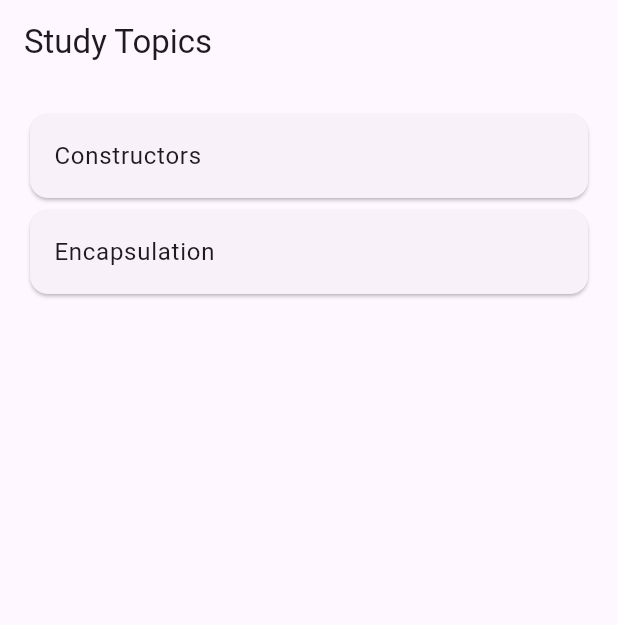
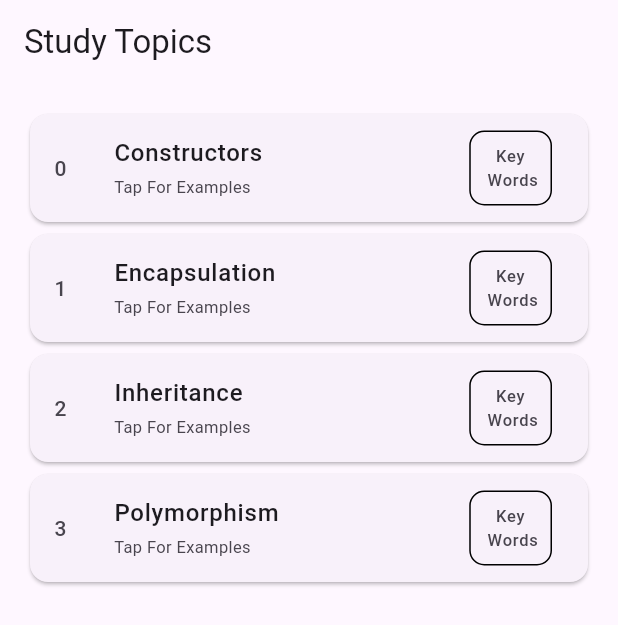
Before and after one commit to ashrf100/Dart_OOP, a Flutter app: the screen it shows after launch, on a phone screen of 412 x 824 dp. Shown: the top 625 px of the screen. Run offline on Flutter 3.47's test engine with Material 3 defaults, Android fonts, the phone set to English and light mode, and no system bars; missing offline and left inert: flutter_syntax_view.

Commit message:
2nd commit

```diff
--- a/lib/pages/encapsulation/Encapsulation_strings.dart
+++ b/lib/core/Encapsulation_strings.dart
@@ -1,7 +1,8 @@
-// ignore_for_file: public_member_api_docs, sort_constructors_first
+// const Map<String, List<String>> encapsulation = {"code": [], "title": []};
 
-const List<String> encapsulationCode = [
-  """class Person {
+const Map<String, dynamic> encapsulation = {
+  "code": [
+    """class Person {
 // **Encapsulation: Use underscore make  private
 // and provide public methods to access/modify them.
 // **Library Scope: Private variables & methods are accessible only
@@ -27,7 +28,7 @@ const List<String> encapsulationCode = [
   // Method to display person details
   void displayInfo() { print('Name: \$_name, Age: \$_age'); }
 } """,
-  """ void main() {
+    """ void main() {
 // main.dart seprated file
   var person = Person('John Doe', 25);
   person.displayInfo(); // Output: Name: John Doe, Age: 25
@@ -43,8 +44,19 @@ const List<String> encapsulationCode = [
   // print(person._name); // Error: The getter '_name' isn't defined for the class 'Person'.
   // person._age = 40; // Error: The setter '_age' isn't defined for the class 'Person'.
 }"""
-];
-const List<String> encapsulations = [
-  "Encapsulation person.dart seprated file ",
-  "Encapsulation main.dart seprated file ",
-];
+  ],
+  "title": [
+    "Encapsulation person.dart seprated file ",
+    "Encapsulation main.dart seprated file ",
+  ],
+  "keywords": {
+    "": [
+      "underscore",
+      "private Members",
+      "Library Scope",
+      "public getters ",
+      "public setters",
+      "access"
+    ],
+  }
+};
--- /dev/null
+++ b/lib/core/inheritance_strings.dart
@@ -0,0 +1,79 @@
+const Map<String, dynamic> inheritance = {
+  "code": [
+    """class Vehicle {
+  // Superclass properties Subclass
+  String make;
+  String model;
+  int year;
+  // Constructor to initialize properties
+  Vehicle(this.make, this.model, this.year);
+  // Superclass methods
+  void startEngine() {
+    print("Engine started");}
+  void stopEngine() {
+    print("Engine stopped"); }
+  void honk() {
+    print("Honk! Honk!"); }
+}
+// Car class inherits from Vehicle
+class Car extends Vehicle {
+  // Additional property for Car
+  int numberOfDoors;
+  // Constructor for Car
+  Car(String make, String model, int year, this.numberOfDoors)
+      : super(make, model, year);
+  void drive() {
+    print("Car is driving");}
+}
+// ElectricCar class inherits from Car
+class ElectricCar extends Car {
+  // Additional property for ElectricCar
+  int batteryCapacity;
+  // Constructor for ElectricCar
+  ElectricCar(String make, String model, int year, int numberOfDoors, this.batteryCapacity)
+      : super(make, model, year, numberOfDoors);
+
+  void chargeBattery() {
+    print("Battery is charging");}
+}
+ """,
+    """ void main() {
+  // Create an instance of ElectricCar
+  ElectricCar tesla = ElectricCar("Tesla", "Model S", 2022, 4, 100);
+  // Call inherited methods
+  tesla.startEngine();  // From Vehicle
+  tesla.drive();        // From Car
+  tesla.chargeBattery();// From ElectricCar
+  tesla.honk();         // From Vehicle
+  tesla.stopEngine();   // From Vehicle
+  // Print properties
+  print("Make: \${tesla.make}, Model: \${tesla.model}, Year: \${tesla.year}");
+  print("Doors: \${tesla.numberOfDoors}, Battery \${tesla.batteryCapacity} kWh");
+}
+// Key Points
+// Single Inheritance: Car inherits from Vehicle.
+// Multilevel Inheritance: ElectricCar inherits from Car, which inherits from Vehicle.
+// Method Inheritance: Methods are inherited from the superclass, allowing reuse of code.
+
+// Additional Notes
+// Extending a class: Use `extends` to create a subclass that inherits methods and properties.
+// Hierarchy: A subclass can itself be a superclass for another class.
+// Polymorphism: You can use a subclass wherever the superclass is expected.
+""",
+  ],
+  "title": [
+    "inheritance Superclass vs Subclass  ",
+    "inher , itance Key Points  ",
+  ],
+  "keywords": {
+    "": [
+      "Superclass",
+      "Subclass",
+      "inherits",
+      "properties",
+      "extends",
+      "Single Inheritance ",
+      "Multilevel Inheritance",
+    ],
+  }
+};
--- /dev/null
+++ b/lib/core/polymorphism_strings.dart
@@ -0,0 +1,45 @@
+const Map<String, dynamic> polymorphism = {
+  "code": [
+    """
+class Employee {
+  // Polymorphism is the ability of an object to take on many forms
+  //  overriding technique create method in subclass class
+  // that has the same name as the method in the superclass class.
+
+  void salary() {
+    print("Employee salary is \$1000.");
+  }
+}
+
+class Manager extends Employee {
+  @override
+  void salary() {
+    print("Manager salary is \$2000.");
+  }
+}
+
+class Developer extends Employee {
+  void salary() {
+    print("Developer salary is \$3000.");
+  }
+}
+
+void main() {
+  Manager manager = Manager();
+  Developer developer = Developer();
+
+  manager.salary(); //  output "Manager salary is \$2000."
+  developer.salary(); //  outpt "Employee salary is \$1000."
+}
+"""
+  ],
+  "title": [" Polymorphism "],
+  "keywords": {
+    "": [
+      "object on many forms",
+      "overriding technique ",
+      " method in subclass",
+      " same name method"
+    ],
+  }
+};
--- a/lib/main.dart
+++ b/lib/main.dart
@@ -1,5 +1,9 @@
-import 'package:dart_oop/pages/constructors/constructors_page.dart';
-import 'package:dart_oop/pages/encapsulation/encapsulation_page.dart';
+import 'package:dart_oop/core/Encapsulation_strings.dart';
+import 'package:dart_oop/core/constructors_strings.dart';
+import 'package:dart_oop/core/inheritance_strings.dart';
+import 'package:dart_oop/core/polymorphism_strings.dart';
+import 'package:dart_oop/widgets/keyword_list_view.dart';
+import 'package:dart_oop/widgets/syntex_list_view.dart';
 import 'package:flutter/material.dart';
 
 void main() {
@@ -7,16 +11,15 @@ void main() {
 }
 
 class MyApp extends StatelessWidget {
-  const MyApp({Key? key});
+  const MyApp({super.key});
 
   @override
   Widget build(BuildContext context) {
     return MaterialApp(
       title: 'Flutter Demo',
       theme: ThemeData(
-        colorScheme: ColorScheme.fromSeed(seedColor: Colors.deepPurple),
-        useMaterial3: true,
-      ),
+          colorScheme: ColorScheme.fromSeed(seedColor: Colors.deepPurple),
+          useMaterial3: true),
       home: const HomePage(),
     );
   }
@@ -27,33 +30,86 @@ class HomePage extends StatelessWidget {
 
   @override
   Widget build(BuildContext context) {
+    List<Map> data = [
+      constructors,
+      encapsulation,
+      inheritance,
+      polymorphism,
+    ];
+    List<String> titles = [
+      "Constructors",
+      "Encapsulation",
+      "Inheritance",
+      "Polymorphism"
+    ];
+
     return Scaffold(
       appBar: AppBar(
         title: const Text('Study Topics'),
       ),
       body: Padding(
         padding: const EdgeInsets.all(16.0),
-        child: ListView(
-          children: <Widget>[
-            _buildListTile(context, 'Constructors', const ConstructorsPage()),
-            _buildListTile(context, 'Encapsulation', const EncapsulationPage()),
-          ],
+        child: ListView.builder(
+          itemCount: titles.length,
+          itemBuilder: (BuildContext context, int index) {
+            return Card(
+                child: ListTile(
+              onTap: () {
+                Navigator.push(
+                  context,
+                  MaterialPageRoute(
+                      builder: (context) => SyntexListView(
+                          codesList: data[index]["code"],
+                          titlesList: data[index]["title"],
+                          appBarTitle: titles[index])),
+                );
+              },
+              leading: Text(
+                index.toString(),
+                style: const TextStyle(fontSize: 14),
+              ),
+              title: Text(
+                titles[index],
+                style: const TextStyle(fontWeight: FontWeight.w500),
+              ),
+              subtitle: const Text(
+                "Tap For Examples",
+                style: TextStyle(fontSize: 11),
+              ),
+              trailing: InkWell(
+                borderRadius: BorderRadius.circular(10),
+                onTap: () {
+                  Navigator.push(
+                    context,
+                    MaterialPageRoute(
+                        builder: (context) => KeyWordsListView(
+                              items: data[index]["keywords"],
+                              appBarTitle: titles[index],
+                            )),
+                  );
+                },
+                splashColor: Colors.deepPurple.withAlpha(30),
+                child: Container(
+                  decoration: BoxDecoration(
+                      borderRadius: BorderRadius.circular(10),
+                      border: Border.all(color: Colors.black)),
+                  child: const Padding(
+                    padding: EdgeInsets.all(8.0),
+                    child: Text(
+                      "Key\n Words",
+                      style: TextStyle(
+                        fontSize: 11,
+                      ),
+                      textAlign: TextAlign.center,
+                      maxLines: 2,
+                    ),
+                  ),
+                ),
+              ),
+            ));
+          },
         ),
       ),
     );
   }
-
-  Card _buildListTile(BuildContext context, String title, Widget page) {
-    return Card(
-      child: ListTile(
-        title: Text(title),
-        onTap: () {
-          Navigator.push(
-            context,
-            MaterialPageRoute(builder: (context) => page),
-          );
-        },
-      ),
-    );
-  }
 }
```
Also changed, not shown: lib/core/constructors_strings.dart (renamed from lib/pages/constructors/constructors_strings.dart, +13 -78 lines), lib/pages/constructors/constructors_page.dart (deleted, +0 -21 lines), lib/pages/encapsulation/encapsulation_page.dart (deleted, +0 -21 lines), lib/widgets/keyword_list_view.dart (added, +66 -0 lines), lib/widgets/syntex_list_view.dart (+10 -2 lines).
